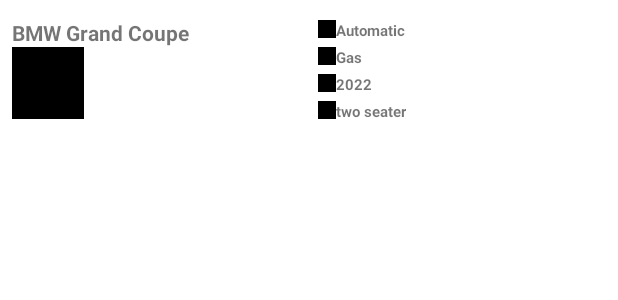
After one commit to mosheFuks/TP3-Trabajo-Practico, an Android app: the layout car_list_item.xml on its own in the app's theme, with its tools: preview values and no code run, on a phone screen of 412 x 824 dp. The commit adds this screen. Shown: the top 300 px of the screen. Run offline under Robolectric (Android 15) with nearby library versions, the phone set to English and light mode, and no system bars.

Commit message:
listCars a punto de terminarse con RecycleView

```diff
--- a/app/build.gradle
+++ b/app/build.gradle
@@ -48,5 +48,5 @@
     androidTestImplementation 'androidx.test.espresso:espresso-core:3.5.1'
     implementation "androidx.navigation:navigation-fragment:$nav_version"
     implementation "androidx.navigation:navigation-ui:$nav_version"
-
+    implementation 'androidx.recyclerview:recyclerview:1.3.0'
 }
--- /dev/null
+++ b/app/src/main/res/layout/car_list_item.xml
@@ -0,0 +1,156 @@
+<?xml version="1.0" encoding="utf-8"?>
+<androidx.constraintlayout.widget.ConstraintLayout xmlns:android="http://schemas.android.com/apk/res/android"
+    xmlns:tools="http://schemas.android.com/tools"
+    android:layout_width="match_parent"
+    android:layout_height="match_parent">
+
+    <LinearLayout
+        android:id="@+id/linearLayoutCar"
+        android:layout_width="match_parent"
+        android:layout_height="wrap_content"
+        android:layout_margin="4dp"
+        android:backgroundTint="#FFFFFF"
+        android:backgroundTintMode="multiply"
+        android:gravity="center_vertical"
+        android:orientation="horizontal"
+        android:padding="4dp"
+        tools:ignore="MissingConstraints"
+        tools:layout_editor_absoluteX="4dp">
+
+        <LinearLayout
+            android:layout_width="0dp"
+            android:layout_height="wrap_content"
+            android:layout_weight="1"
+            android:orientation="vertical"
+            android:paddingVertical="8dp"
+            android:paddingEnd="8dp"
+            android:paddingRight="8dp">
+
+            <TextView
+                android:id="@+id/txt_full_car_name"
+                android:layout_width="wrap_content"
+                android:layout_height="wrap_content"
+                android:text="BMW Grand Coupe"
+                android:textStyle="bold" />
+
+            <View
+                android:layout_width="48dp"
+                android:layout_height="48dp"
+                android:background="#000000"
+                android:backgroundTint="#000000"
+                android:backgroundTintMode="multiply" />
+
+        </LinearLayout>
+
+        <LinearLayout
+            android:layout_width="0dp"
+            android:layout_height="wrap_content"
+            android:layout_weight="1"
+            android:orientation="vertical"
+            android:paddingHorizontal="6dp"
+            android:paddingStart="6dp"
+            android:paddingLeft="6dp">
+
+            <LinearLayout
+                android:layout_width="wrap_content"
+                android:layout_height="wrap_content"
+                android:orientation="vertical">
+
+                <LinearLayout
+                    android:layout_width="wrap_content"
+                    android:layout_height="wrap_content"
+                    android:layout_marginTop="4dp"
+                    android:orientation="horizontal">
+
+                    <View
+                        android:layout_width="12dp"
+                        android:layout_height="12dp"
+                        android:background="#000000"
+                        android:backgroundTint="#000000"
+                        android:backgroundTintMode="multiply" />
+
+                    <TextView
+                        android:id="@+id/txt_transmission"
+                        android:layout_width="wrap_content"
+                        android:layout_height="wrap_content"
+                        android:text="Automatic"
+                        android:textSize="10sp"
+                        android:textStyle="bold" />
+
+                </LinearLayout>
+
+                <LinearLayout
+                    android:layout_width="wrap_content"
+                    android:layout_height="wrap_content"
+                    android:layout_marginTop="4dp"
+                    android:orientation="horizontal">
+
+                    <View
+                        android:layout_width="12dp"
+                        android:layout_height="12dp"
+                        android:background="#000000"
+                        android:backgroundTint="#000000"
+                        android:backgroundTintMode="multiply" />
+
+                    <TextView
+                        android:id="@+id/txt_fuel_type"
+                        android:layout_width="wrap_content"
+                        android:layout_height="wrap_content"
+                        android:text="Gas"
+                        android:textSize="10sp"
+                        android:textStyle="bold" />
+
+                </LinearLayout>
+
+                <LinearLayout
+                    android:layout_width="wrap_content"
+                    android:layout_height="wrap_content"
+                    android:layout_marginTop="4dp"
+                    android:orientation="horizontal">
+
+                    <View
+                        android:layout_width="12dp"
+                        android:layout_height="12dp"
+                        android:background="#000000"
+                        android:backgroundTint="#000000"
+                        android:backgroundTintMode="multiply" />
+
+                    <TextView
+                        android:id="@+id/txt_year"
+                        android:layout_width="wrap_content"
+                        android:layout_height="wrap_content"
+                        android:text="2022"
+                        android:textSize="10sp"
+                        android:textStyle="bold" />
+
+                </LinearLayout>
+
+                <LinearLayout
+                    android:layout_width="wrap_content"
+                    android:layout_height="wrap_content"
+                    android:layout_marginTop="4dp"
+                    android:orientation="horizontal">
+
+                    <View
+                        android:layout_width="12dp"
+                        android:layout_height="12dp"
+                        android:background="#000000"
+                        android:backgroundTint="#000000"
+                        android:backgroundTintMode="multiply" />
+
+                    <TextView
+                        android:id="@+id/txt_class"
+                        android:layout_width="wrap_content"
+                        android:layout_height="wrap_content"
+                        android:text="two seater"
+                        android:textSize="10sp"
+                        android:textStyle="bold" />
+
+                </LinearLayout>
+
+            </LinearLayout>
+
+        </LinearLayout>
+
+    </LinearLayout>
+</androidx.constraintlayout.widget.ConstraintLayout>
```
Also changed, not shown: app/src/main/java/com/example/trabajopractico/Fragment_list.kt (deleted, +0 -60 lines), app/src/main/java/com/example/trabajopractico/adapter/CarListAdapter.kt (added, +35 -0 lines), app/src/main/java/com/example/trabajopractico/entities/Car.kt (added, +10 -0 lines), app/src/main/java/com/example/trabajopractico/fragment_list.kt (added, +59 -0 lines), app/src/main/java/com/example/trabajopractico/holders/CarHolder.kt (added, +41 -0 lines), app/src/main/res/layout/fragment_list.xml (+14 -11 lines), 1 other file.
